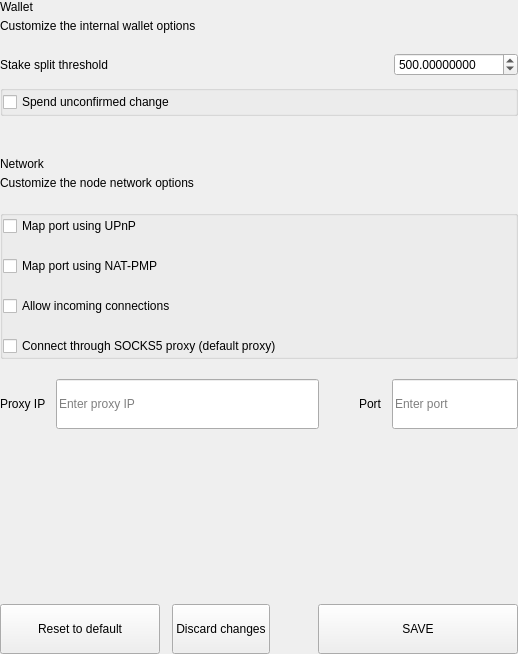
Above: src/qt/gamefrag/settings/forms/settingswalletoptionswidget.ui from Game-Frag/game-frag-coin before the change. Below: the same form after it.
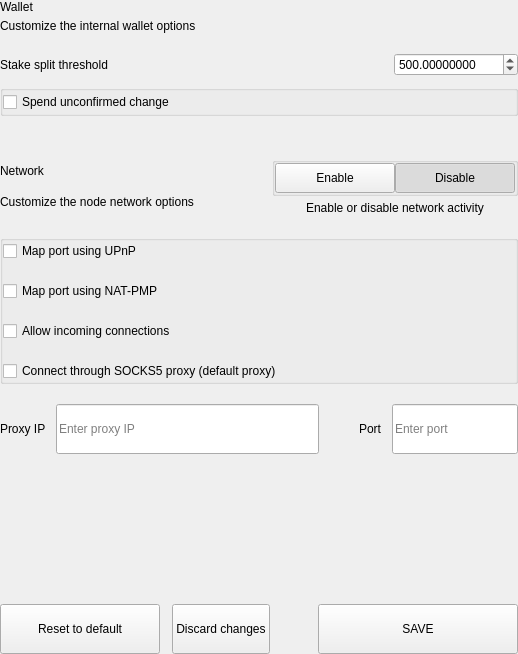
That is the form after the change.

```diff
--- a/src/qt/gamefrag/settings/forms/settingswalletoptionswidget.ui
+++ b/src/qt/gamefrag/settings/forms/settingswalletoptionswidget.ui
@@ -250,6 +250,154 @@
             </item>
            </layout>
           </item>
+          <item>
+           <spacer name="horizontalSpacerNetwork">
+            <property name="orientation">
+             <enum>Qt::Horizontal</enum>
+            </property>
+            <property name="sizeType">
+             <enum>QSizePolicy::Minimum</enum>
+            </property>
+            <property name="sizeHint" stdset="0">
+             <size>
+              <width>40</width>
+              <height>20</height>
+             </size>
+            </property>
+           </spacer>
+          </item>
+          <item alignment="Qt::AlignRight">
+           <widget class="QWidget" name="containerNetworkActivity" native="true">
+            <property name="sizePolicy">
+             <sizepolicy hsizetype="Minimum" vsizetype="Minimum">
+              <horstretch>0</horstretch>
+              <verstretch>0</verstretch>
+             </sizepolicy>
+            </property>
+            <layout class="QVBoxLayout" name="verticalLayout_5">
+             <property name="spacing">
+              <number>5</number>
+             </property>
+             <property name="leftMargin">
+              <number>0</number>
+             </property>
+             <property name="topMargin">
+              <number>0</number>
+             </property>
+             <property name="rightMargin">
+              <number>0</number>
+             </property>
+             <property name="bottomMargin">
+              <number>0</number>
+             </property>
+             <item>
+              <widget class="QGroupBox" name="groupBox_2">
+               <property name="styleSheet">
+                <string notr="true"/>
+               </property>
+               <property name="title">
+                <string/>
+               </property>
+               <property name="alignment">
+                <set>Qt::AlignCenter</set>
+               </property>
+               <layout class="QHBoxLayout" name="horizontalLayout_7">
+                <property name="spacing">
+                 <number>0</number>
+                </property>
+                <property name="leftMargin">
+                 <number>0</number>
+                </property>
+                <property name="topMargin">
+                 <number>0</number>
+                </property>
+                <property name="rightMargin">
+                 <number>0</number>
+                </property>
+                <property name="bottomMargin">
+                 <number>0</number>
+                </property>
+                <item alignment="Qt::AlignRight">
+                 <widget class="QPushButton" name="pushNetEnable">
+                  <property name="minimumSize">
+                   <size>
+                    <width>120</width>
+                    <height>30</height>
+                   </size>
+                  </property>
+                  <property name="maximumSize">
+                   <size>
+                    <width>120</width>
+                    <height>30</height>
+                   </size>
+                  </property>
+                  <property name="focusPolicy">
+                   <enum>Qt::NoFocus</enum>
+                  </property>
+                  <property name="text">
+                   <string>Enable</string>
+                  </property>
+                  <property name="checkable">
+                   <bool>true</bool>
+                  </property>
+                  <property name="autoExclusive">
+                   <bool>true</bool>
+                  </property>
+                 </widget>
+                </item>
+                <item alignment="Qt::AlignLeft">
+                 <widget class="QPushButton" name="pushNetDisable">
+                  <property name="minimumSize">
+                   <size>
+                    <width>120</width>
+                    <height>30</height>
+                   </size>
+                  </property>
+                  <property name="maximumSize">
+                   <size>
+                    <width>120</width>
+                    <height>30</height>
+                   </size>
+                  </property>
+                  <property name="focusPolicy">
+                   <enum>Qt::NoFocus</enum>
+                  </property>
+                  <property name="text">
+                   <string>Disable</string>
+                  </property>
+                  <property name="checkable">
+                   <bool>true</bool>
+                  </property>
+                  <property name="checked">
+                   <bool>true</bool>
+                  </property>
+                  <property name="autoExclusive">
+                   <bool>true</bool>
+                  </property>
+                 </widget>
+                </item>
+               </layout>
+              </widget>
+             </item>
+             <item>
+              <widget class="QLabel" name="labelNetActivity">
+               <property name="styleSheet">
+                <string notr="true"/>
+               </property>
+               <property name="text">
+                <string>Enable or disable network activity</string>
+               </property>
+               <property name="alignment">
+                <set>Qt::AlignCenter</set>
+               </property>
+               <property name="indent">
+                <number>0</number>
+               </property>
+              </widget>
+             </item>
+            </layout>
+           </widget>
+          </item>
          </layout>
         </item>
         <item>
```
